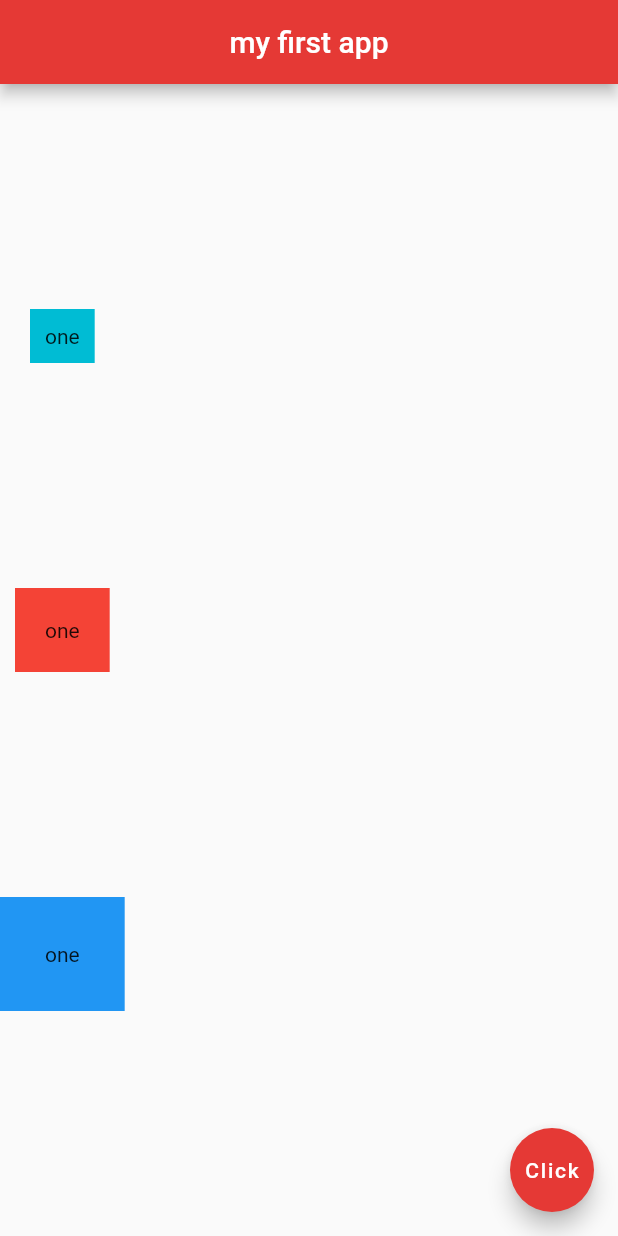
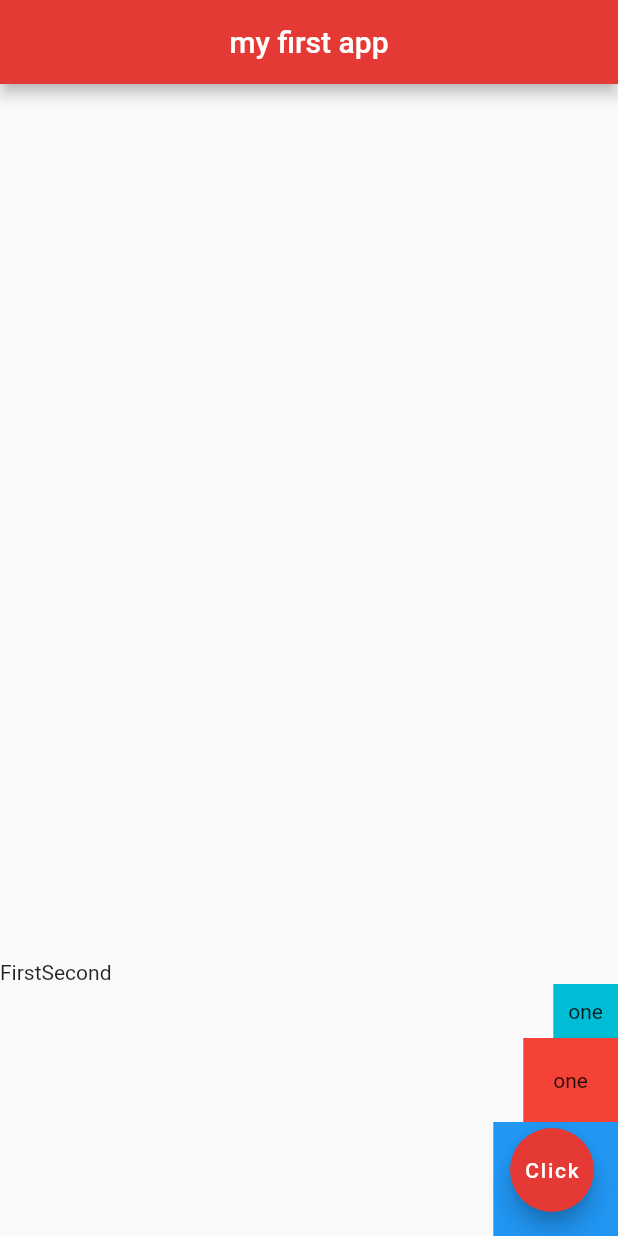
Before and after one commit to SimonB87/flutter-app, a Flutter app: the screen it shows after launch, on a phone screen of 412 x 824 dp. Run offline on Flutter 3.47's test engine with Material 2 defaults, Android fonts, the phone set to English and light mode, and no system bars.

Commit message:
Lesson 12 - Column widget with a row widget

```diff
--- a/lib/main.dart
+++ b/lib/main.dart
@@ -15,9 +15,15 @@ class Home extends StatelessWidget {
         backgroundColor: Colors.red[600],
       ),
       body: Column(
-        mainAxisAlignment: MainAxisAlignment.spaceEvenly,
-        crossAxisAlignment: CrossAxisAlignment.center,
+        mainAxisAlignment: MainAxisAlignment.end,
+        crossAxisAlignment: CrossAxisAlignment.end,
         children: <Widget>[
+          Row(
+            children: <Widget>[
+              Text("First"),
+              Text("Second"),
+            ],
+          ),
           Container(
             padding: EdgeInsets.all(10.0),
             color: Colors.cyan,
```
